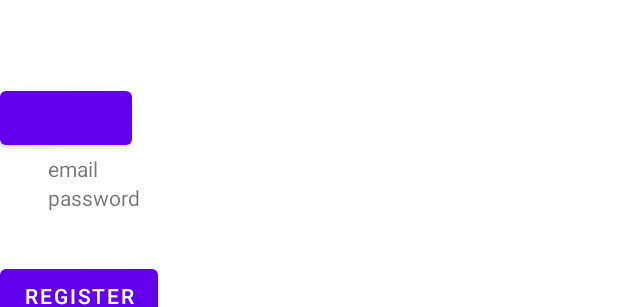
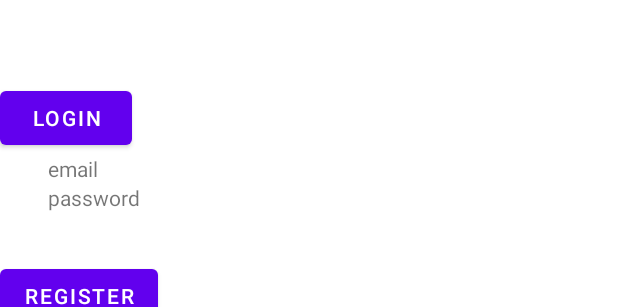
Before and after one commit to HappySolutions/Shoe-Store-Task, an Android app: the layout fragment_login.xml on its own in the app's theme, with its tools: preview values and no code run, on a phone screen of 412 x 824 dp. Shown: the part 506-813 px from the top of the screen. Run offline under Robolectric (Android 15) with nearby library versions, the phone set to English and light mode, and no system bars.

```diff
--- a/app/src/main/java/com/example/shoestoretask/screens/login/LoginFragment.kt
+++ b/app/src/main/java/com/example/shoestoretask/screens/login/LoginFragment.kt
@@ -17,6 +17,7 @@ class LoginFragment : Fragment() {
         inflater: LayoutInflater, container: ViewGroup?,
         savedInstanceState: Bundle?
     ): View? {
+        //return inflater.inflate(R.layout.fragment_login, container, false)
         val binding: ViewDataBinding? =
             DataBindingUtil.inflate(inflater, R.layout.fragment_login,
                 container, false)
--- a/app/src/main/java/com/example/shoestoretask/screens/ShoeListFragment.kt
+++ b/app/src/main/java/com/example/shoestoretask/screens/shoeList/ShoeListFragment.kt
@@ -1,4 +1,4 @@
-package com.example.shoestoretask.screens
+package com.example.shoestoretask.screens.shoeList
 
 import android.os.Bundle
 import androidx.fragment.app.Fragment
--- a/app/src/main/res/layout/activity_main.xml
+++ b/app/src/main/res/layout/activity_main.xml
@@ -21,7 +21,7 @@
         android:layout_height="match_parent"
         tools:layout="@layout/fragment_login"
         app:defaultNavHost="true"
-        app:navGraph="@navigation/navigation" />
+        app:navGraph="@navigation/nav_graph" />
     <!--    <Button-->
 <!--        android:id="@+id/goB"-->
 <!--        android:layout_width="wrap_content"-->
--- a/app/src/main/res/layout/fragment_login.xml
+++ b/app/src/main/res/layout/fragment_login.xml
@@ -1,11 +1,12 @@
 <?xml version="1.0" encoding="utf-8"?>
-<LinearLayout xmlns:android="http://schemas.android.com/apk/res/android"
+<layout xmlns:android="http://schemas.android.com/apk/res/android"
     xmlns:tools="http://schemas.android.com/tools"
+    tools:context=".screens.login.LoginFragment">
+
+   <LinearLayout
+       android:orientation="vertical"
        android:layout_width="match_parent"
-    android:layout_height="match_parent"
-    tools:context=".screens.login.LoginFragment"
-    android:orientation="vertical">
-
+       android:layout_height="match_parent">
        <EditText
            android:id="@+id/email"
            android:layout_width="wrap_content"
@@ -32,7 +33,8 @@
            android:id="@+id/loginB"
            android:layout_width="wrap_content"
            android:layout_height="wrap_content"
-        android:layout_marginTop="64dp" />
+           android:layout_marginTop="64dp"
+           android:text="login"/>
 
        <TextView
            android:id="@+id/textView2"
@@ -55,5 +57,6 @@
            android:layout_marginTop="32dp"
            android:text="register" />
 
+   </LinearLayout>
 
-</LinearLayout>
+</layout>
--- a/app/src/main/res/layout/fragment_shoe_list.xml
+++ b/app/src/main/res/layout/fragment_shoe_list.xml
@@ -4,7 +4,7 @@
     android:layout_width="match_parent"
     android:layout_height="match_parent"
     xmlns:app="http://schemas.android.com/apk/res-auto"
-    tools:context=".screens.ShoeListFragment">
+    tools:context=".screens.shoeList.ShoeListFragment">
 
     <androidx.constraintlayout.widget.ConstraintLayout
         android:layout_width="match_parent"
--- a/app/src/main/res/navigation/navigation.xml
+++ b/app/src/main/res/navigation/nav_graph.xml
@@ -2,8 +2,9 @@
 <navigation xmlns:android="http://schemas.android.com/apk/res/android"
     xmlns:app="http://schemas.android.com/apk/res-auto"
     xmlns:tools="http://schemas.android.com/tools"
-    android:id="@+id/navigation"
+    android:id="@+id/nav_graph"
     app:startDestination="@id/loginFragment">
+
     <fragment
         android:id="@+id/loginFragment"
         android:name="com.example.shoestoretask.screens.login.LoginFragment"
```
Lines whose indentation alone changed are shown as unchanged.
